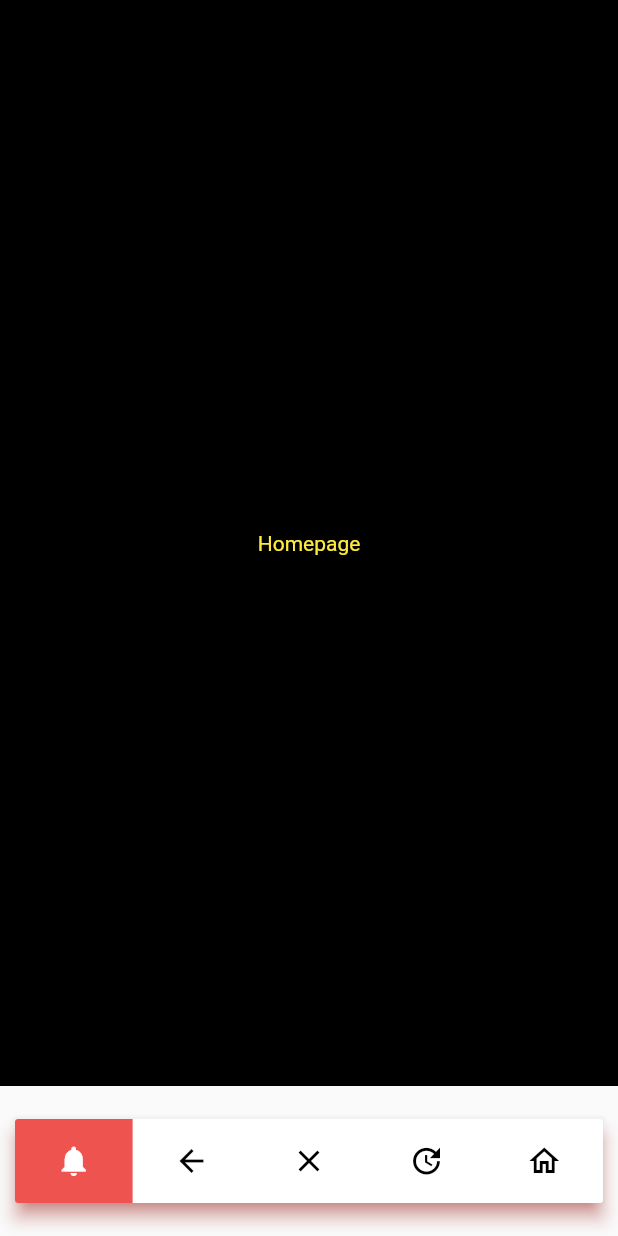
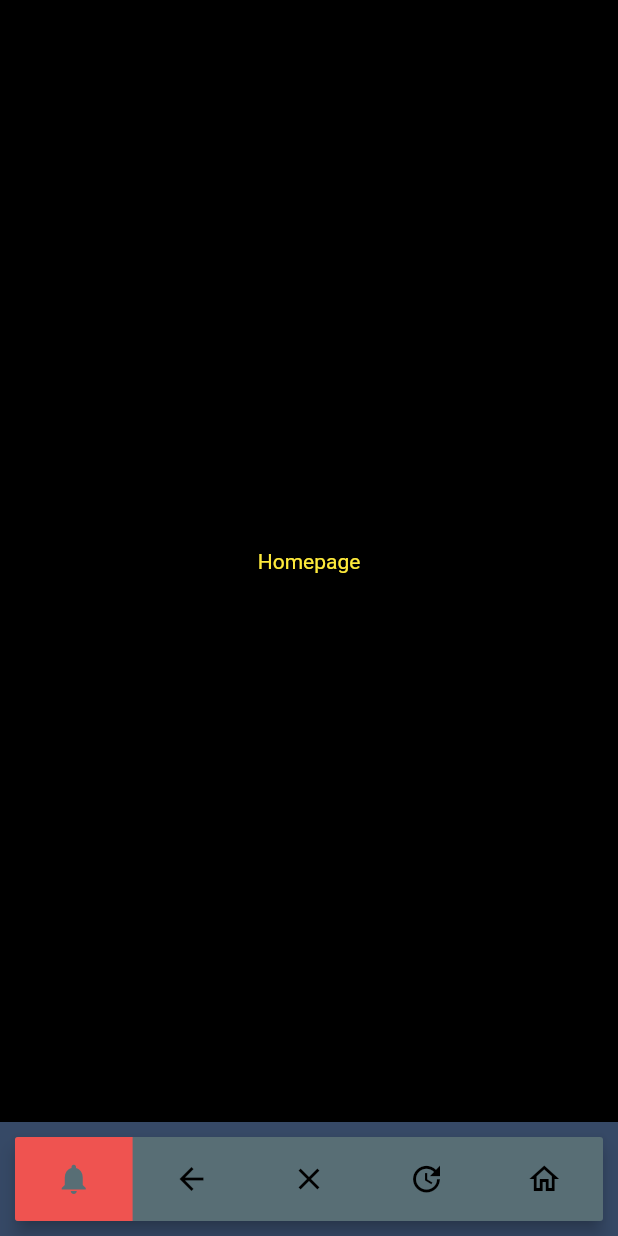
Before and after one commit to AshishAcharya083/valorant-stats, a Flutter app: the screen it shows after launch, on a phone screen of 412 x 824 dp. Run offline on Flutter 3.47's test engine with Material 2 defaults, Android fonts, the phone set to English and light mode, and no system bars; drawn by our look-alikes of flutter_snake_navigationbar.

Commit message:
bottom nav bar color problem solved

```diff
--- a/lib/app.dart
+++ b/lib/app.dart
@@ -4,6 +4,7 @@ import 'package:valo_stats/ui/components/Bottom%20Navigation%20Bar/tab_navigatio
 import 'package:valo_stats/ui/pages/home_page.dart';
 import 'package:valo_stats/ui/pages/inside_home_page.dart';
 import 'package:valo_stats/ui/pages/list_page.dart';
+import 'package:valo_stats/utils/constants.dart';
 
 class App extends StatefulWidget {
   const App({Key? key}) : super(key: key);
@@ -53,6 +54,7 @@ class _AppState extends State<App> {
         //return Future.value(false);
       },
       child: Scaffold(
+        backgroundColor: kPrimaryBlueGrayColor,
         body: Stack(
           children: <Widget>[
             _buildOffstageNavigator("HomePage"),
--- a/lib/ui/components/Bottom Navigation Bar/bottom_nav_bar.dart
+++ b/lib/ui/components/Bottom Navigation Bar/bottom_nav_bar.dart
@@ -1,5 +1,6 @@
 import 'package:flutter_snake_navigationbar/flutter_snake_navigationbar.dart';
 import 'package:flutter/material.dart';
+import 'package:valo_stats/utils/constants.dart';
 
 class CustomBottomNavigationBar extends StatefulWidget {
   final void Function(int index)? onSelectCallBack;
@@ -17,23 +18,22 @@ class _CustomBottomNavigationBarState extends State<CustomBottomNavigationBar> {
   @override
   Widget build(BuildContext context) {
     print("Custom Bottm Nav Bar");
-    return Container(
-      margin: EdgeInsets.all(10),
-      child: SnakeNavigationBar.color(
-        shadowColor: Colors.red,
+    return SnakeNavigationBar.color(
+      backgroundColor: kLightBlueGrayColor,
+
+      shadowColor: Colors.black,
       elevation: 5,
-        behaviour: SnakeBarBehaviour.pinned,
+      behaviour: SnakeBarBehaviour.floating,
       snakeShape: SnakeShape.rectangle,
       showSelectedLabels: false,
       showUnselectedLabels: false,
 
+      padding: EdgeInsets.all(10),
       shape: const RoundedRectangleBorder(
           borderRadius: BorderRadius.all(Radius.circular(2))),
       // shape: ShapeBorder(
       //
       // ),
-
-        padding: const EdgeInsets.symmetric(vertical: 12),
 
       ///configuration for SnakeNavigationBar.color
       snakeViewColor: Colors.red.shade400,
@@ -66,12 +66,10 @@ class _CustomBottomNavigationBarState extends State<CustomBottomNavigationBar> {
           label: 'calendar',
         ),
         BottomNavigationBarItem(icon: Icon(Icons.close), label: 'home'),
-          BottomNavigationBarItem(
-              icon: Icon(Icons.update), label: 'microphone'),
+        BottomNavigationBarItem(icon: Icon(Icons.update), label: 'microphone'),
         BottomNavigationBarItem(
             icon: Icon(Icons.home_outlined), label: 'search')
       ],
-      ),
     );
   }
 }
```
Lines whose indentation alone changed are shown as unchanged.
